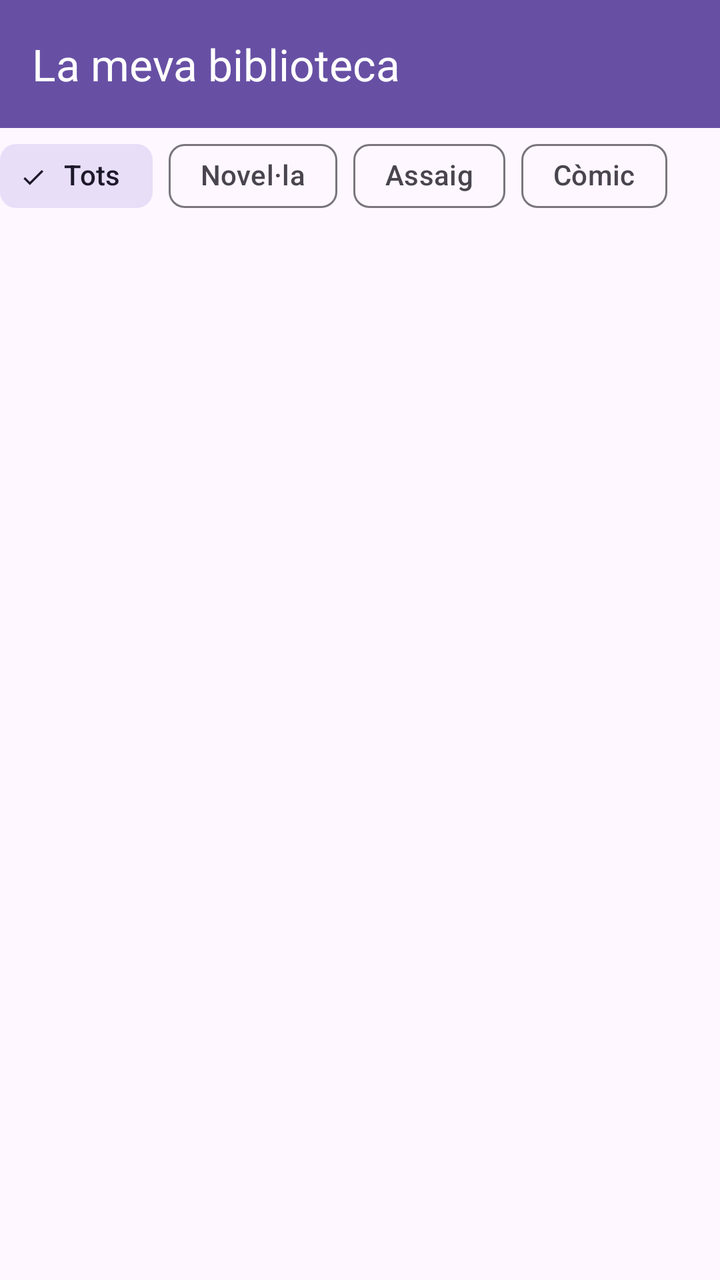
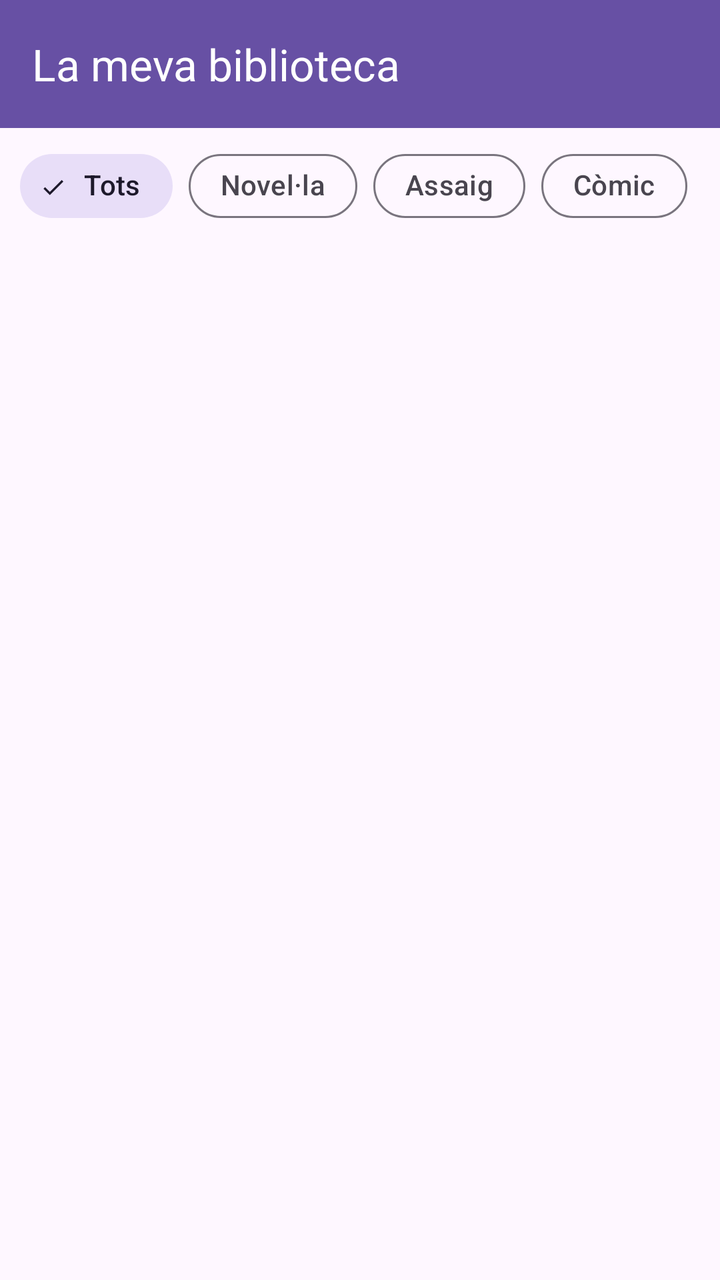

Two renders of the same Android screen: before a commit and after it. Below are the layout's source before the change and the commit's diff.
<!-- AndroidManifest.xml: application theme Theme.Exame02Recuperacio -->
<!-- res/layout/fragment_llibres.xml -->
<?xml version="1.0" encoding="utf-8"?>
<LinearLayout xmlns:android="http://schemas.android.com/apk/res/android"
    android:layout_width="match_parent"
    android:layout_height="match_parent"
    xmlns:app="http://schemas.android.com/apk/res-auto"
    android:orientation="vertical">

    <com.google.android.material.appbar.MaterialToolbar
        android:id="@+id/toolbar"
        android:layout_width="match_parent"
        android:layout_height="wrap_content"
        android:background="?attr/colorPrimary"
        android:elevation="4dp"
        app:title="La meva biblioteca"
        app:titleTextColor="@android:color/white" />

    <com.google.android.material.chip.ChipGroup
        android:id="@+id/chipgroup"
        android:layout_width="match_parent"
        android:layout_height="wrap_content"
        app:checkedChip="@id/chipTots"
        app:singleSelection="true">

        <com.google.android.material.chip.Chip
            android:id="@+id/chipTots"
            style="@style/Widget.Material3.Chip.Filter"
            android:layout_width="wrap_content"
            android:layout_height="wrap_content"
            android:text="Tots" />

        <com.google.android.material.chip.Chip
            android:id="@+id/chipNovella"
            style="@style/Widget.Material3.Chip.Filter"
            android:layout_width="wrap_content"
            android:layout_height="wrap_content"
            android:text="Novel·la" />

        <com.google.android.material.chip.Chip
            android:id="@+id/chipAssaig"
            style="@style/Widget.Material3.Chip.Filter"
            android:layout_width="wrap_content"
            android:layout_height="wrap_content"
            android:text="Assaig" />

        <com.google.android.material.chip.Chip
            android:id="@+id/chipComic"
            style="@style/Widget.Material3.Chip.Filter"
            android:layout_width="wrap_content"
            android:layout_height="wrap_content"
            android:text="Còmic" />

    </com.google.android.material.chip.ChipGroup>


    <androidx.recyclerview.widget.RecyclerView
        android:layout_width="match_parent"
        android:layout_height="match_parent"
        android:id="@+id/recyclerview"
        android:clipToPadding="false"
        android:padding="8dp" />

</LinearLayout>
<!-- resources referenced by this layout -->
<resources>
  <style name="Theme.Exame02Recuperacio" parent="Base.Theme.Exame02Recuperacio" />
  <style name="Base.Theme.Exame02Recuperacio" parent="Theme.Material3.DayNight.NoActionBar">
          
          
      </style>
</resources>

<!-- the commit's change to res/layout/fragment_llibres.xml (unified diff, before → after) -->
@@ -1,8 +1,8 @@
 <?xml version="1.0" encoding="utf-8"?>
 <LinearLayout xmlns:android="http://schemas.android.com/apk/res/android"
+    xmlns:app="http://schemas.android.com/apk/res-auto"
     android:layout_width="match_parent"
     android:layout_height="match_parent"
-    xmlns:app="http://schemas.android.com/apk/res-auto"
     android:orientation="vertical">
 
     <com.google.android.material.appbar.MaterialToolbar
@@ -18,6 +18,8 @@
         android:id="@+id/chipgroup"
         android:layout_width="match_parent"
         android:layout_height="wrap_content"
+        android:layout_marginStart="10dp"
+        android:layout_marginTop="5dp"
         app:checkedChip="@id/chipTots"
         app:singleSelection="true">
 
@@ -26,36 +28,40 @@
             style="@style/Widget.Material3.Chip.Filter"
             android:layout_width="wrap_content"
             android:layout_height="wrap_content"
-            android:text="Tots" />
+            android:text="Tots"
+            app:chipCornerRadius="30dp" />
 
         <com.google.android.material.chip.Chip
             android:id="@+id/chipNovella"
             style="@style/Widget.Material3.Chip.Filter"
             android:layout_width="wrap_content"
             android:layout_height="wrap_content"
-            android:text="Novel·la" />
+            android:text="Novel·la"
+            app:chipCornerRadius="30dp" />
 
         <com.google.android.material.chip.Chip
             android:id="@+id/chipAssaig"
             style="@style/Widget.Material3.Chip.Filter"
             android:layout_width="wrap_content"
             android:layout_height="wrap_content"
-            android:text="Assaig" />
+            android:text="Assaig"
+            app:chipCornerRadius="30dp" />
 
         <com.google.android.material.chip.Chip
             android:id="@+id/chipComic"
             style="@style/Widget.Material3.Chip.Filter"
             android:layout_width="wrap_content"
             android:layout_height="wrap_content"
-            android:text="Còmic" />
+            android:text="Còmic"
+            app:chipCornerRadius="30dp" />
 
     </com.google.android.material.chip.ChipGroup>
 
 
     <androidx.recyclerview.widget.RecyclerView
+        android:id="@+id/recyclerview"
         android:layout_width="match_parent"
         android:layout_height="match_parent"
-        android:id="@+id/recyclerview"
         android:clipToPadding="false"
         android:padding="8dp" />
 
